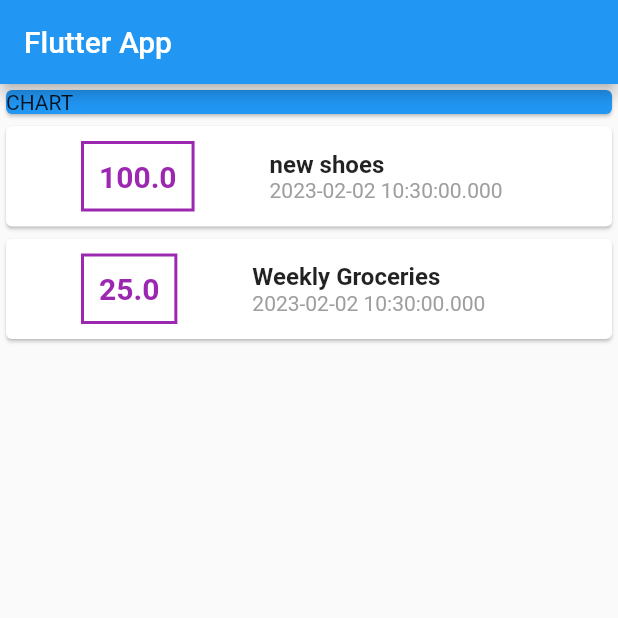
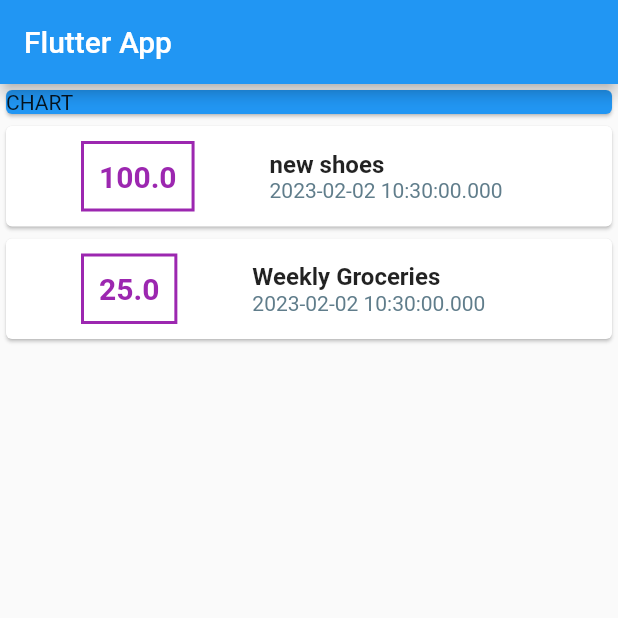
Before and after one commit to kshitijmidha/ExpenseTracker, a Flutter app: the screen it shows after launch, on a phone screen of 412 x 824 dp, the top half of it. Run offline on Flutter 3.47's test engine with Material 2 defaults, Android fonts, the phone set to English and light mode, and no system bars.

Commit message:
second commit

```diff
--- a/lib/main.dart
+++ b/lib/main.dart
@@ -68,7 +68,7 @@ class MyHomePage extends StatelessWidget {
                       ),
                       Text(
                         tx.date.toString(),
-                        style: TextStyle(color: Colors.grey),
+                        style: TextStyle(color: Colors.blueGrey),
                       ),
                     ],
                   )
```
